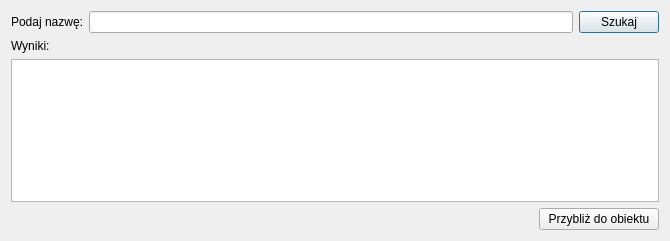
This is prng_tool.ui in GIAPspzoo/GIAP_PolaMap_lite as Qt 5 draws it before an edit. The edited form follows.
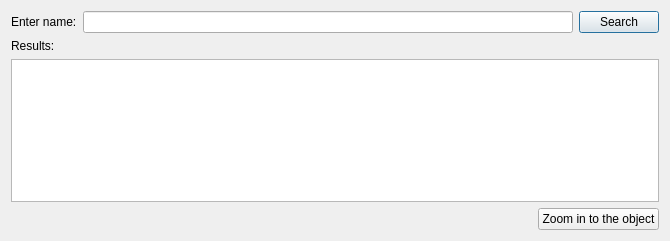
This is the edited form.

The edit to the form file:
```diff
--- a/prng_tool.ui
+++ b/prng_tool.ui
@@ -33,7 +33,7 @@
        <item>
         <widget class="QLabel" name="label">
          <property name="text">
-          <string>Podaj nazwę:</string>
+          <string>Enter name:</string>
          </property>
         </widget>
        </item>
@@ -43,7 +43,7 @@
        <item>
         <widget class="QPushButton" name="SzukajButton">
          <property name="text">
-          <string>Szukaj</string>
+          <string>Search</string>
          </property>
         </widget>
        </item>
@@ -52,7 +52,7 @@
      <item>
       <widget class="QLabel" name="label_2">
        <property name="text">
-        <string>Wyniki:</string>
+        <string>Results:</string>
        </property>
       </widget>
      </item>
@@ -72,7 +72,7 @@
         </size>
        </property>
        <property name="text">
-        <string>Przybliż do obiektu</string>
+        <string>Zoom in to the object</string>
        </property>
       </widget>
      </item>
```
Left out of the diff: 2 changed lines with no effect on the pictures.
